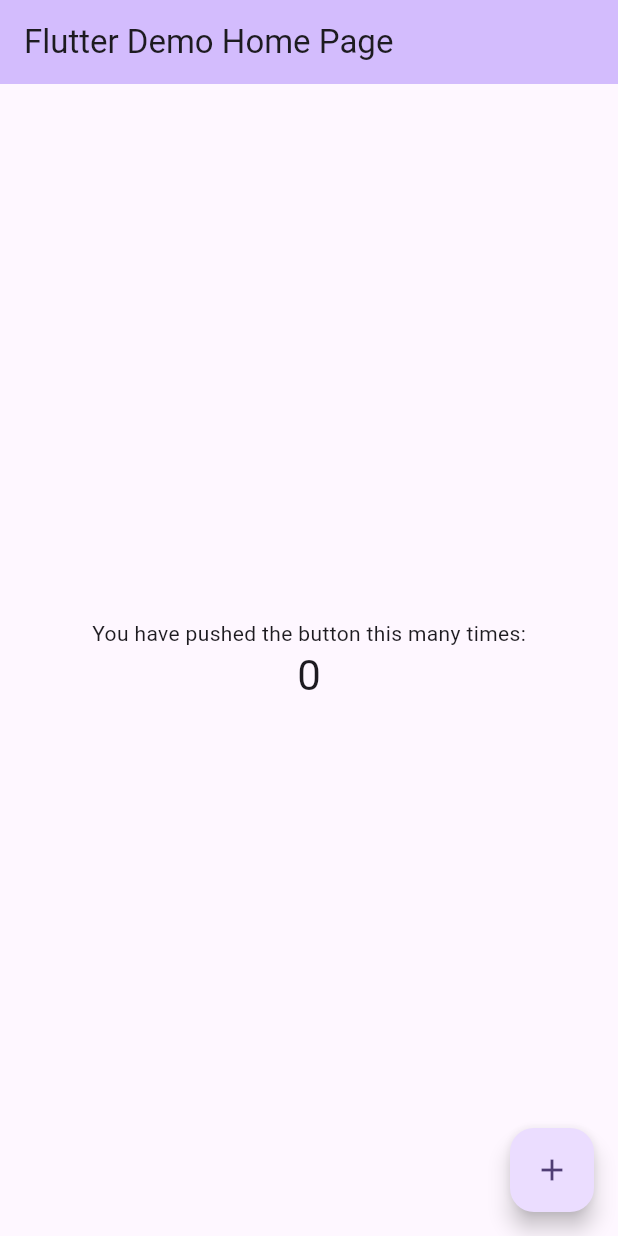
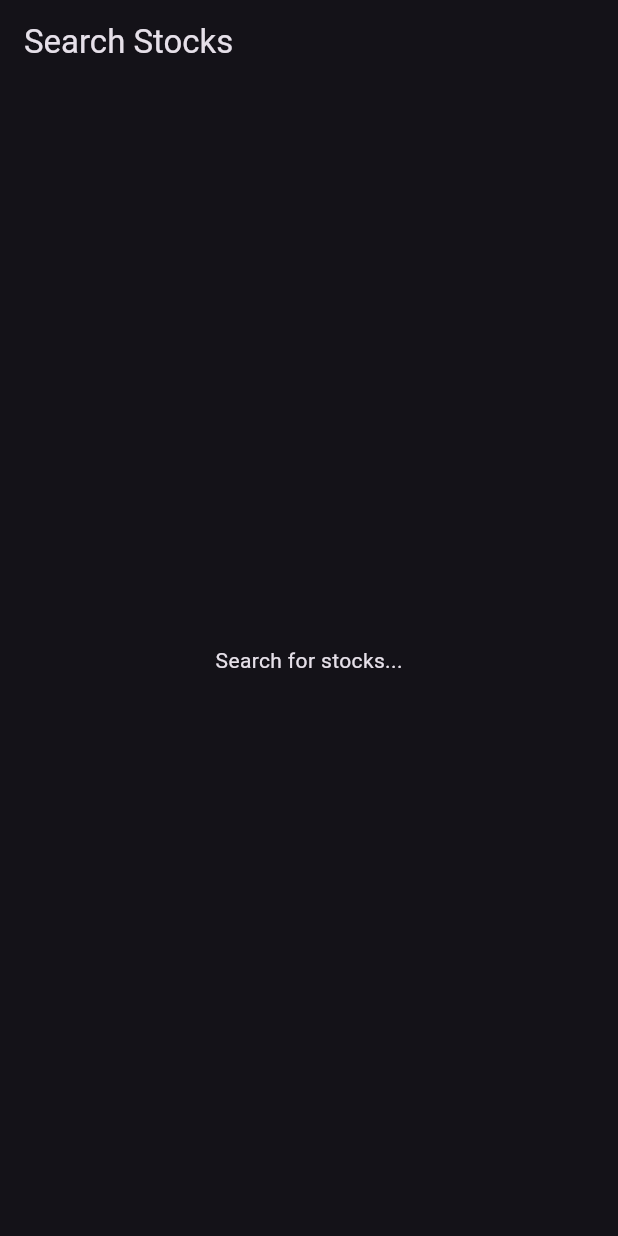
Before and after one commit to kamuluru1/Stock_app, a Flutter app: the screen it shows after launch, on a phone screen of 412 x 824 dp. Run offline on Flutter 3.47's test engine with Material 3 defaults, Android fonts, the phone set to English and light mode, and no system bars.

Commit message:
created stock search screen and routed it to main file

```diff
--- a/stock_trading_app/lib/main.dart
+++ b/stock_trading_app/lib/main.dart
@@ -1,122 +1,18 @@
 import 'package:flutter/material.dart';
+import 'screens/stock_search_screen.dart';
 
 void main() {
-  runApp(const MyApp());
+  runApp(StockApp());
 }
 
-class MyApp extends StatelessWidget {
-  const MyApp({super.key});
-
-  // This widget is the root of your application.
+class StockApp extends StatelessWidget {
   @override
   Widget build(BuildContext context) {
     return MaterialApp(
-      title: 'Flutter Demo',
-      theme: ThemeData(
-        // This is the theme of your application.
-        //
-        // TRY THIS: Try running your application with "flutter run". You'll see
-        // the application has a purple toolbar. Then, without quitting the app,
-        // try changing the seedColor in the colorScheme below to Colors.green
-        // and then invoke "hot reload" (save your changes or press the "hot
-        // reload" button in a Flutter-supported IDE, or press "r" if you used
-        // the command line to start the app).
-        //
-        // Notice that the counter didn't reset back to zero; the application
-        // state is not lost during the reload. To reset the state, use hot
-        // restart instead.
-        //
-        // This works for code too, not just values: Most code changes can be
-        // tested with just a hot reload.
-        colorScheme: ColorScheme.fromSeed(seedColor: Colors.deepPurple),
-      ),
-      home: const MyHomePage(title: 'Flutter Demo Home Page'),
+      title: 'Stock Trading App',
+      theme: ThemeData.dark(),
+      home: StockSearchScreen(),
+      routes: {'/search': (context) => StockSearchScreen()},
     );
   }
 }
-
-class MyHomePage extends StatefulWidget {
-  const MyHomePage({super.key, required this.title});
-
-  // This widget is the home page of your application. It is stateful, meaning
-  // that it has a State object (defined below) that contains fields that affect
-  // how it looks.
-
-  // This class is the configuration for the state. It holds the values (in this
-  // case the title) provided by the parent (in this case the App widget) and
-  // used by the build method of the State. Fields in a Widget subclass are
-  // always marked "final".
-
-  final String title;
-
-  @override
-  State<MyHomePage> createState() => _MyHomePageState();
-}
-
-class _MyHomePageState extends State<MyHomePage> {
-  int _counter = 0;
-
-  void _incrementCounter() {
-    setState(() {
-      // This call to setState tells the Flutter framework that something has
-      // changed in this State, which causes it to rerun the build method below
-      // so that the display can reflect the updated values. If we changed
-      // _counter without calling setState(), then the build method would not be
-      // called again, and so nothing would appear to happen.
-      _counter++;
-    });
-  }
-
-  @override
-  Widget build(BuildContext context) {
-    // This method is rerun every time setState is called, for instance as done
-    // by the _incrementCounter method above.
-    //
-    // The Flutter framework has been optimized to make rerunning build methods
-    // fast, so that you can just rebuild anything that needs updating rather
-    // than having to individually change instances of widgets.
-    return Scaffold(
-      appBar: AppBar(
-        // TRY THIS: Try changing the color here to a specific color (to
-        // Colors.amber, perhaps?) and trigger a hot reload to see the AppBar
-        // change color while the other colors stay the same.
-        backgroundColor: Theme.of(context).colorScheme.inversePrimary,
-        // Here we take the value from the MyHomePage object that was created by
-        // the App.build method, and use it to set our appbar title.
-        title: Text(widget.title),
-      ),
-      body: Center(
-        // Center is a layout widget. It takes a single child and positions it
-        // in the middle of the parent.
-        child: Column(
-          // Column is also a layout widget. It takes a list of children and
-          // arranges them vertically. By default, it sizes itself to fit its
-          // children horizontally, and tries to be as tall as its parent.
-          //
-          // Column has various properties to control how it sizes itself and
-          // how it positions its children. Here we use mainAxisAlignment to
-          // center the children vertically; the main axis here is the vertical
-          // axis because Columns are vertical (the cross axis would be
-          // horizontal).
-          //
-          // TRY THIS: Invoke "debug painting" (choose the "Toggle Debug Paint"
-          // action in the IDE, or press "p" in the console), to see the
-          // wireframe for each widget.
-          mainAxisAlignment: MainAxisAlignment.center,
-          children: <Widget>[
-            const Text('You have pushed the button this many times:'),
-            Text(
-              '$_counter',
-              style: Theme.of(context).textTheme.headlineMedium,
-            ),
-          ],
-        ),
-      ),
-      floatingActionButton: FloatingActionButton(
-        onPressed: _incrementCounter,
-        tooltip: 'Increment',
-        child: const Icon(Icons.add),
-      ), // This trailing comma makes auto-formatting nicer for build methods.
-    );
-  }
-}
--- /dev/null
+++ b/stock_trading_app/lib/screens/stock_search_screen.dart
@@ -0,0 +1,11 @@
+import 'package:flutter/material.dart';
+
+class StockSearchScreen extends StatelessWidget {
+  @override
+  Widget build(BuildContext context) {
+    return Scaffold(
+      appBar: AppBar(title: Text("Search Stocks")),
+      body: Center(child: Text("Search for stocks...")),
+    );
+  }
+}
```
Also changed, not shown: 1 other file.
